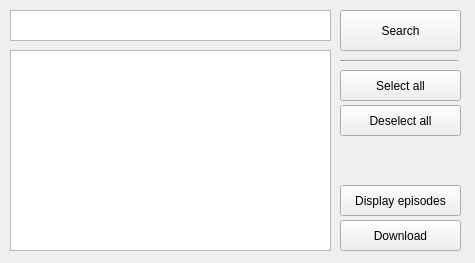
This is MainWindow.ui in TaPO4eg3D/HS_Downloader as Qt 5 draws it before an edit. The edited form follows.
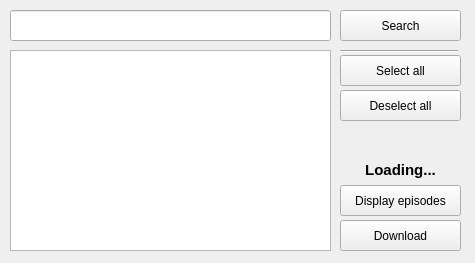
This is the edited form.

Patch:
```diff
--- a/MainWindow.ui
+++ b/MainWindow.ui
@@ -14,26 +14,13 @@
    <string>HS: Downloader</string>
   </property>
   <widget class="QWidget" name="centralwidget">
-   <widget class="QTextEdit" name="searchField">
-    <property name="geometry">
-     <rect>
-      <x>10</x>
-      <y>10</y>
-      <width>321</width>
-      <height>31</height>
-     </rect>
-    </property>
-    <property name="toolTip">
-     <string>Insert here the name of anime</string>
-    </property>
-   </widget>
    <widget class="QPushButton" name="searchButton">
     <property name="geometry">
      <rect>
       <x>340</x>
       <y>10</y>
       <width>121</width>
-      <height>41</height>
+      <height>31</height>
      </rect>
     </property>
     <property name="text">
@@ -44,7 +31,7 @@
     <property name="geometry">
      <rect>
       <x>340</x>
-      <y>70</y>
+      <y>55</y>
       <width>121</width>
       <height>31</height>
      </rect>
@@ -57,7 +44,7 @@
     <property name="geometry">
      <rect>
       <x>340</x>
-      <y>105</y>
+      <y>90</y>
       <width>121</width>
       <height>31</height>
      </rect>
@@ -70,7 +57,7 @@
     <property name="geometry">
      <rect>
       <x>340</x>
-      <y>60</y>
+      <y>50</y>
       <width>118</width>
       <height>3</height>
      </rect>
@@ -115,6 +102,43 @@
      </rect>
     </property>
    </widget>
+   <widget class="QLineEdit" name="searchField">
+    <property name="geometry">
+     <rect>
+      <x>10</x>
+      <y>10</y>
+      <width>321</width>
+      <height>31</height>
+     </rect>
+    </property>
+   </widget>
+   <widget class="QLabel" name="loadingStatus">
+    <property name="enabled">
+     <bool>true</bool>
+    </property>
+    <property name="geometry">
+     <rect>
+      <x>340</x>
+      <y>160</y>
+      <width>121</width>
+      <height>20</height>
+     </rect>
+    </property>
+    <property name="font">
+     <font>
+      <family>Segoe UI</family>
+      <pointsize>11</pointsize>
+      <weight>75</weight>
+      <bold>true</bold>
+     </font>
+    </property>
+    <property name="text">
+     <string>Loading...</string>
+    </property>
+    <property name="alignment">
+     <set>Qt::AlignCenter</set>
+    </property>
+   </widget>
   </widget>
  </widget>
  <resources/>
```
